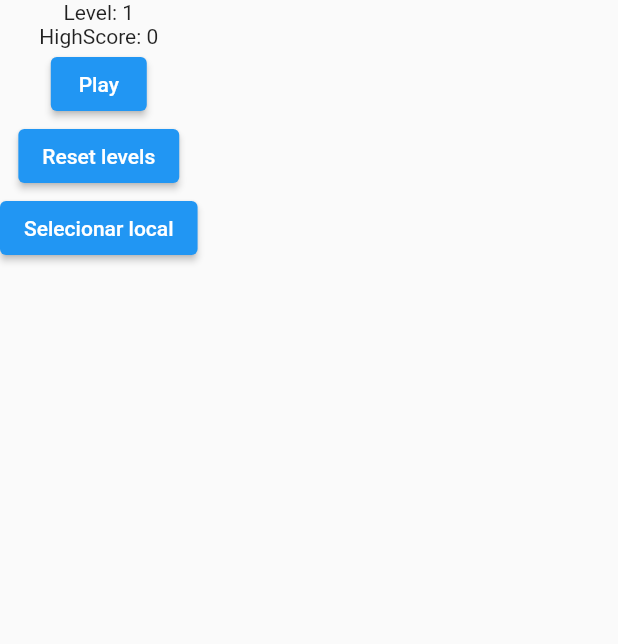
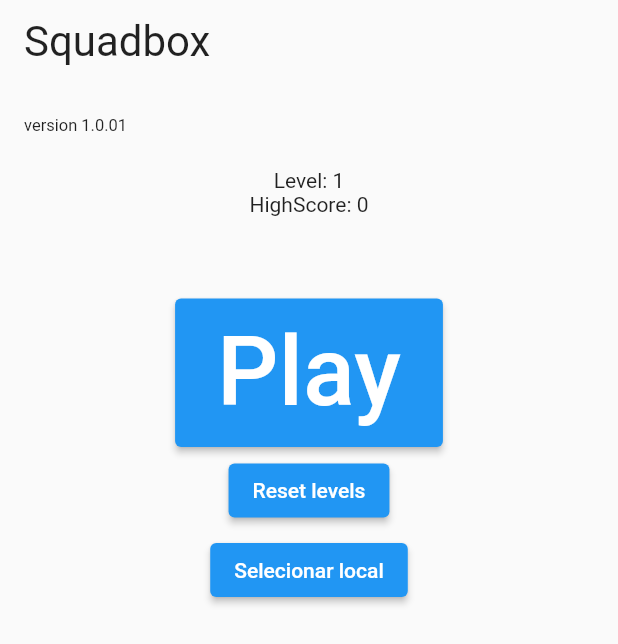
Before and after one commit to valmorflores/Squadbox, a Flutter app: the screen it shows after launch, on a phone screen of 412 x 824 dp. Shown: the top 644 px of the screen. Run offline on Flutter 3.47's test engine with Material 2 defaults, Android fonts, the phone set to English and light mode, and no system bars; our stand-ins replace shared_preferences; missing offline and left inert: flame; statements that could not run were skipped.

Commit message:
update for squadbox playstore compatible

```diff
--- a/lib/main.dart
+++ b/lib/main.dart
@@ -75,10 +75,29 @@
     return Scaffold(
         body: Column(
       children: <Widget>[
+        ListTile(
+            title: Text(
+          'Squadbox',
+          style: TextStyle(fontSize: 28),
+        )),
+        ListTile(
+            title: Text(
+          'version 1.0.01',
+          style: TextStyle(fontSize: 11),
+        )),
         Text("Level: ${game.level.toString()}"),
         Text("HighScore: $_highscore"),
+        SizedBox(
+          height: 55,
+        ),
         ElevatedButton(
-            child: Text("Play"),
+            child: Padding(
+              padding: const EdgeInsets.all(12.0),
+              child: Text(
+                "Play",
+                style: TextStyle(fontSize: 64),
+              ),
+            ),
             onPressed: () {
               Navigator.push(
                 context,
@@ -87,6 +106,9 @@
                 }),
               );
             }),
+        SizedBox(
+          height: 5,
+        ),
         ElevatedButton(
             child: Text("Reset levels"),
             onPressed: () {
@@ -98,6 +120,9 @@
                         )),
               );
             }),
+        SizedBox(
+          height: 5,
+        ),
         ElevatedButton(
             child: Text("Selecionar local"),
             onPressed: () {
```
Also changed, not shown: 1 other file.
